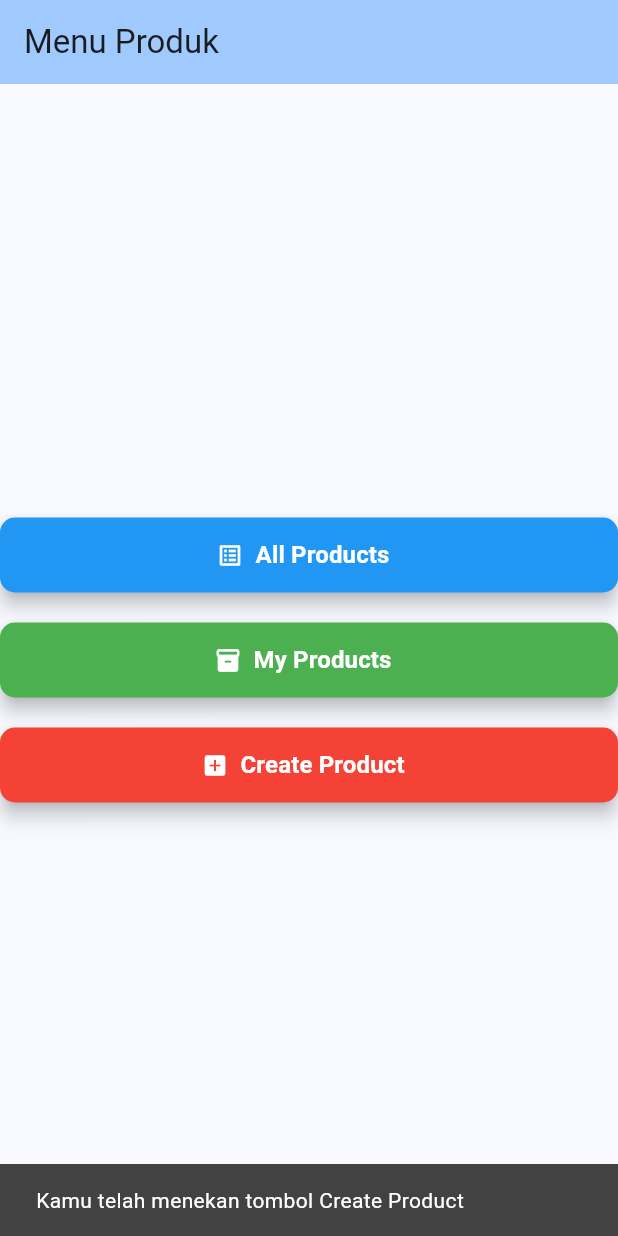
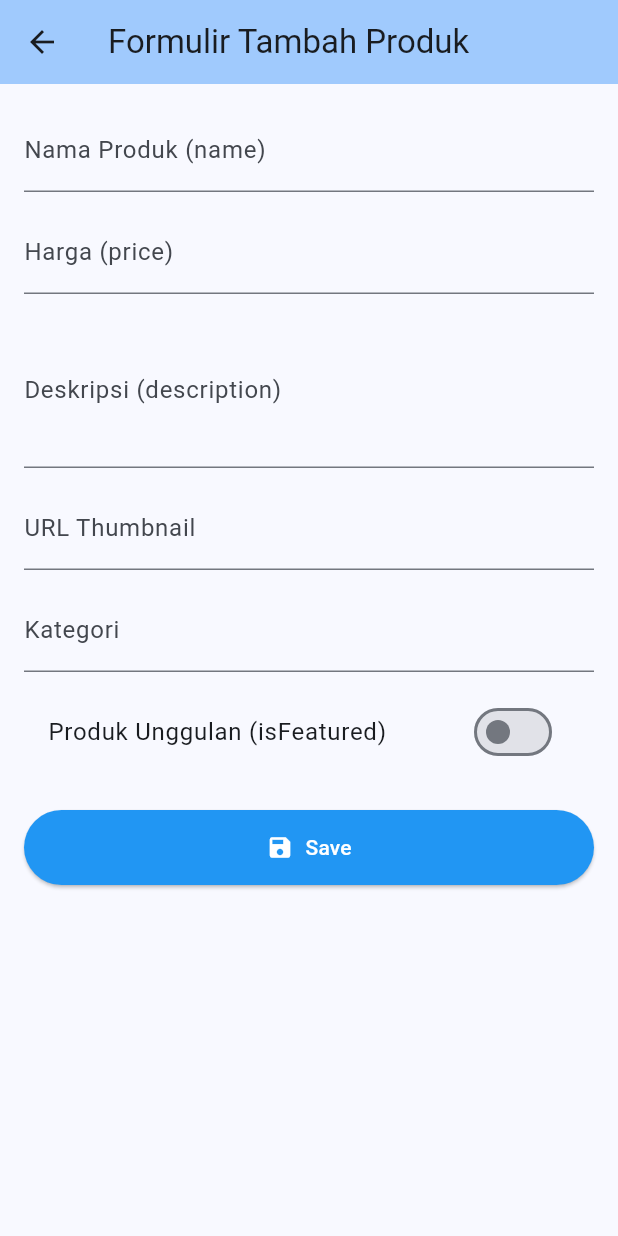
Before and after one commit to allaroundazz/ToboApp, a Flutter app: the ProductButtonsPage screen opened directly, after a tap on "Create Product", on a phone screen of 412 x 824 dp. Run offline on Flutter 3.47's test engine with Material 3 defaults, Android fonts, the phone set to English and light mode, and no system bars.

Commit message:
final insyaAllah

```diff
--- a/lib/main.dart
+++ b/lib/main.dart
@@ -1,5 +1,6 @@
 import 'package:flutter/material.dart';
-import 'home_menu.dart';
+
+import 'package:toboapp/screen/home_menu.dart';
 
 void main() {
   runApp(const MyApp());
@@ -16,6 +17,7 @@ class MyApp extends StatelessWidget {
         colorScheme: ColorScheme.fromSeed(seedColor: Colors.blue),
         useMaterial3: true,
       ),
+      // Baris ini sudah benar dan akan berfungsi setelah import diperbaiki
       home: const ProductButtonsPage(title: 'Menu Produk'),
     );
   }
--- /dev/null
+++ b/lib/screen/addproduct_form.dart
@@ -0,0 +1,150 @@
+
+
+import 'package:flutter/material.dart';
+
+// Class tetap ProductFormPage
+class ProductFormPage extends StatefulWidget {
+  const ProductFormPage({super.key});
+
+  @override
+  State<ProductFormPage> createState() => _ProductFormPageState();
+}
+
+class _ProductFormPageState extends State<ProductFormPage> {
+  final _formKey = GlobalKey<FormState>();
+
+
+  String _name = "";
+  double _price = 0;
+  String _description = "";
+  String _thumbnail = ""; // Tambahan dari model Django
+  String _category = ""; // Tambahan dari model Django
+  bool _isFeatured = false; // Tambahan dari model Django
+
+  @override
+  Widget build(BuildContext context) {
+    return Scaffold(
+      appBar: AppBar(
+        title: const Text('Formulir Tambah Produk'),
+        backgroundColor: Theme.of(context).colorScheme.inversePrimary,
+      ),
+      body: Padding(
+        padding: const EdgeInsets.all(16.0),
+        child: Form(
+          key: _formKey,
+          child: ListView(
+            children: <Widget>[
+              // Input: Name (Wajib)
+              TextFormField(
+                decoration: const InputDecoration(labelText: 'Nama Produk (name)'),
+                validator: (value) {
+                  if (value == null || value.isEmpty) return 'Nama produk tidak boleh kosong.';
+                  return null;
+                },
+                onSaved: (value) => _name = value!,
+              ),
+              const SizedBox(height: 12),
+
+              // Input: Price (Wajib + Validasi Angka & Negatif)
+              TextFormField(
+                decoration: const InputDecoration(labelText: 'Harga (price)'),
+                keyboardType: TextInputType.number,
+                validator: (value) {
+                  if (value == null || value.isEmpty) return 'Harga tidak boleh kosong.';
+                  final price = double.tryParse(value);
+                  if (price == null) return 'Masukkan angka yang valid.';
+                  if (price < 0) return 'Harga tidak boleh negatif.'; // Peringatan Dosen
+                  return null;
+                },
+                onSaved: (value) => _price = double.parse(value!),
+              ),
+              const SizedBox(height: 12),
+
+              // Input: Description (Wajib + Validasi Minimum Panjang)
+              TextFormField(
+                decoration: const InputDecoration(labelText: 'Deskripsi (description)'),
+                maxLines: 3,
+                validator: (value) {
+                  if (value == null || value.isEmpty) return 'Deskripsi tidak boleh kosong.';
+                  if (value.length < 10) return 'Deskripsi minimal 10 karakter.'; // Peringatan Dosen
+                  return null;
+                },
+                onSaved: (value) => _description = value!,
+              ),
+              const SizedBox(height: 12),
+
+              // Input: Thumbnail (Tambahan + Validasi URL)
+              TextFormField(
+                decoration: const InputDecoration(labelText: 'URL Thumbnail'),
+                keyboardType: TextInputType.url,
+                validator: (value) {
+                  if (value == null || value.isEmpty) return 'URL Thumbnail tidak boleh kosong.';
+                  if (!value.startsWith('http')) return 'Harus berupa URL yang valid.'; // Peringatan Dosen
+                  return null;
+                },
+                onSaved: (value) => _thumbnail = value!,
+              ),
+              const SizedBox(height: 12),
+
+              // Input: Category (Tambahan)
+              TextFormField(
+                decoration: const InputDecoration(labelText: 'Kategori'),
+                validator: (value) {
+                  if (value == null || value.isEmpty) return 'Kategori tidak boleh kosong.';
+                  return null;
+                },
+                onSaved: (value) => _category = value!,
+              ),
+              const SizedBox(height: 12),
+
+              // Input: isFeatured (Tambahan)
+              SwitchListTile(
+                title: const Text('Produk Unggulan (isFeatured)'),
+                value: _isFeatured,
+                onChanged: (newValue) {
+                  setState(() {
+                    _isFeatured = newValue;
+                  });
+                },
+              ),
+              const SizedBox(height: 24),
+
+              // Tombol Save (Wajib)
+              ElevatedButton.icon(
+                icon: const Icon(Icons.save),
+                label: const Text('Save'),
+                style: ElevatedButton.styleFrom(
+                  backgroundColor: Colors.blue,
+                  foregroundColor: Colors.white,
+                  padding: const EdgeInsets.symmetric(vertical: 15),
+                ),
+                onPressed: () {
+                  if (_formKey.currentState!.validate()) {
+                    _formKey.currentState!.save();
+
+                    // MUNCULKAN DATA ISI FORM DALAM POP-UP (Persyaratan Dosen)
+                    String dataPopup = 'Nama: $_name\n'
+                        'Harga: $_price\n'
+                        'Deskripsi: $_description\n'
+                        'Kategori: $_category\n'
+                        'Featured: $_isFeatured';
+
+                    ScaffoldMessenger.of(context).showSnackBar(
+                      SnackBar(
+                        content: Text('Data Disimpan:\n$dataPopup'),
+                        duration: const Duration(seconds: 5),
+                      ),
+                    );
+
+                    // Kembali ke halaman sebelumnya
+                    Navigator.pop(context);
+                  }
+                },
+              ),
+            ],
+          ),
+        ),
+      ),
+    );
+  }
+}
--- a/lib/home_menu.dart
+++ b/lib/screen/home_menu.dart
@@ -1,4 +1,13 @@
+
+
 import 'package:flutter/material.dart';
+
+import 'package:toboapp/widgets/left_drawer.dart';
+
+import 'package:toboapp/screen/addproduct_form.dart';
+
+
+
 
 class ProductButtonsPage extends StatefulWidget {
   const ProductButtonsPage({super.key, required this.title});
@@ -23,12 +32,13 @@ class _ProductButtonsPageState extends State<ProductButtonsPage> {
     ScaffoldMessenger.of(context).showSnackBar(snackBar);
   }
 
+  // MODIFIKASI: Menggunakan VoidCallback untuk aksi
   Widget _buildProductButton({
     required BuildContext context,
     required String text,
     required IconData icon,
     required Color color,
-    required String snackBarMessage,
+    required VoidCallback onPressed, // Diubah dari String snackBarMessage
   }) {
     return Padding(
       padding: const EdgeInsets.symmetric(vertical: 10.0),
@@ -46,9 +56,7 @@ class _ProductButtonsPageState extends State<ProductButtonsPage> {
           ),
           elevation: 5,
         ),
-        onPressed: () {
-          _showSnackBar(context, snackBarMessage);
-        },
+        onPressed: onPressed, // Gunakan aksi yang diberikan
       ),
     );
   }
@@ -60,6 +68,8 @@ class _ProductButtonsPageState extends State<ProductButtonsPage> {
         title: Text(widget.title),
         backgroundColor: Theme.of(context).colorScheme.inversePrimary,
       ),
+      // Tambahkan Drawer
+      drawer: const LeftDrawer(),
       body: Center(
         child: Column(
           mainAxisAlignment: MainAxisAlignment.center,
@@ -70,7 +80,9 @@ class _ProductButtonsPageState extends State<ProductButtonsPage> {
               text: "All Products",
               icon: Icons.list_alt,
               color: Colors.blue,
-              snackBarMessage: "Kamu telah menekan tombol All Products",
+              onPressed: () {
+                _showSnackBar(context, "Kamu telah menekan tombol All Products");
+              },
             ),
 
             _buildProductButton(
@@ -78,15 +90,24 @@ class _ProductButtonsPageState extends State<ProductButtonsPage> {
               text: "My Products",
               icon: Icons.inventory,
               color: Colors.green,
-              snackBarMessage: "Kamu telah menekan tombol My Products",
+              onPressed: () {
+                _showSnackBar(context, "Kamu telah menekan tombol My Products");
+              },
             ),
 
+            // NAVIGASI KE HALAMAN FORM (Persyaratan Dosen)
             _buildProductButton(
               context: context,
               text: "Create Product",
               icon: Icons.add_box,
               color: Colors.red,
-              snackBarMessage: "Kamu telah menekan tombol Create Product",
+              onPressed: () {
+                Navigator.push(
+                  context,
+                  // Navigasi ke class ProductFormPage
+                  MaterialPageRoute(builder: (context) => const ProductFormPage()),
+                );
+              },
             ),
           ],
         ),
--- /dev/null
+++ b/lib/widgets/left_drawer.dart
@@ -0,0 +1,61 @@
+// Lokasi: lib/widgets/left_drawer.dart
+
+import 'package:flutter/material.dart';
+
+import 'package:toboapp/screen/home_menu.dart';
+
+import 'package:toboapp/screen/addproduct_form.dart';
+
+class LeftDrawer extends StatelessWidget {
+  const LeftDrawer({super.key});
+
+  @override
+  Widget build(BuildContext context) {
+    return Drawer(
+      child: ListView(
+        children: [
+          const DrawerHeader(
+            decoration: BoxDecoration(color: Colors.blue),
+            child: Column(
+              children: [
+                Text('Toboapp', style: TextStyle(fontSize: 28, fontWeight: FontWeight.bold, color: Colors.white)),
+                Padding(padding: EdgeInsets.all(8)),
+                Text('Produk toboapp', textAlign: TextAlign.center, style: TextStyle(fontSize: 14, color: Colors.white)),
+              ],
+            ),
+          ),
+
+          // Opsi Halaman Utama (Persyaratan Dosen)
+          ListTile(
+            leading: const Icon(Icons.home_outlined),
+            title: const Text('Halaman Utama'),
+            onTap: () {
+              Navigator.pop(context);
+              // NAVIGASI: Kembali ke Halaman Utama (ProductButtonsPage)
+              Navigator.pushReplacement(
+                context,
+                // Ganti MyHomePage() dengan ProductButtonsPage()
+                MaterialPageRoute(builder: (context) => const ProductButtonsPage(title: 'Menu Produk')),
+              );
+            },
+          ),
+
+          // Opsi Tambah Produk (Persyaratan Dosen)
+          ListTile(
+            leading: const Icon(Icons.post_add),
+            title: const Text('Tambah Produk'),
+            onTap: () {
+              Navigator.pop(context);
+              // NAVIGASI: Ke Halaman Form (ProductFormPage)
+              Navigator.push(
+                context,
+                // Ganti pushReplacement dengan push agar bisa kembali
+                MaterialPageRoute(builder: (context) => const ProductFormPage()),
+              );
+            },
+          ),
+        ],
+      ),
+    );
+  }
+}
```
Also changed, not shown: lib/widgets/product_card.dart (added, +128 -0 lines), 1 other file.
